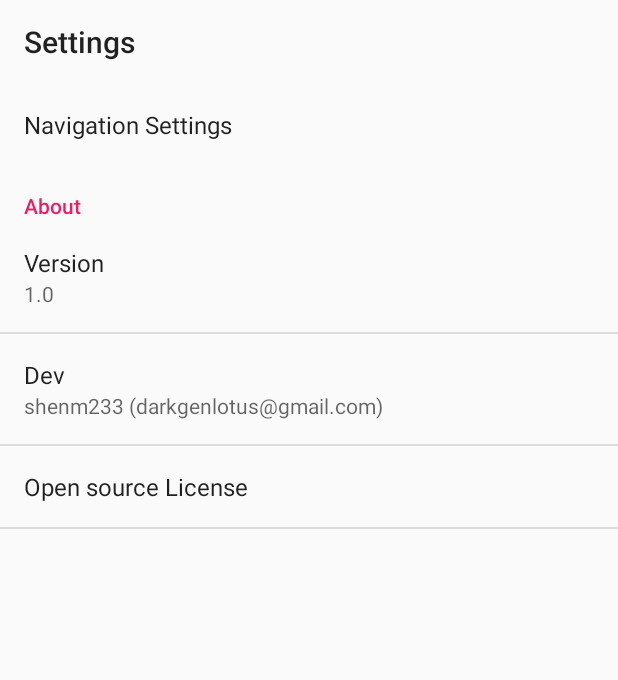
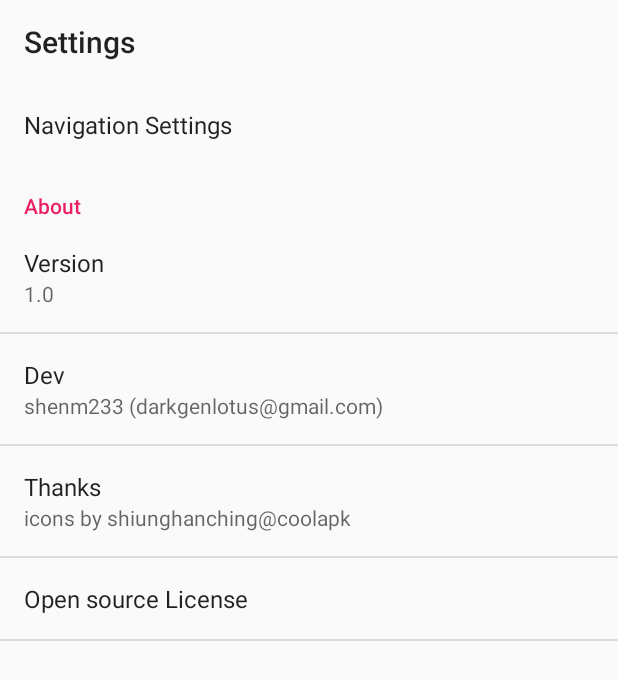
Before and after one commit to K56Flex/Mmaps, an Android app: the screen it shows after launch (SettingsActivity), in the side drawer, after a tap on "Settings", on a phone screen of 412 x 824 dp. Shown: the top 680 px of the screen. Run offline under Robolectric (Android 15) with nearby library versions, the phone set to English and light mode, and no system bars; 20 statements that could not run were skipped.

Commit message:
add launcher icon.thanks for shiunghanching@coolapk

```diff
--- a/app/src/main/res/values/strings.xml
+++ b/app/src/main/res/values/strings.xml
@@ -110,7 +110,9 @@
     <string name="settings">Settings</string>
     <string name="about">About</string>
     <string name="dev">Dev</string>
+    <string name="thanks">Thanks</string>
     <string name="version">Version</string>
+    <string name="license">Open source License</string>
 
     <string name="navi_settings">Navigation Settings</string>
     <string name="navi_keep_screen_bright">Keep screen bright</string>
@@ -122,5 +124,4 @@
     <string name="navi_voice_navigation">Voice Navigation</string>
     <string name="navi_voice_navigation_enable">Enable Voice Navigation</string>
 
-    <string name="license">Open source License</string>
 </resources>
--- a/app/src/main/res/xml/preference_general.xml
+++ b/app/src/main/res/xml/preference_general.xml
@@ -17,6 +17,10 @@
             android:title="@string/dev" />
 
         <Preference
+            android:summary="icons by shiunghanching@coolapk"
+            android:title="@string/thanks" />
+
+        <Preference
             android:key="license"
             android:title="@string/license" />
 
```
Also changed, not shown: app/src/main/res/mipmap-mdpi/ic_launcher.png (deleted), app/src/main/res/mipmap-xhdpi/ic_launcher.png, app/src/main/res/mipmap-xxhdpi/ic_launcher.png, 2 other files.
